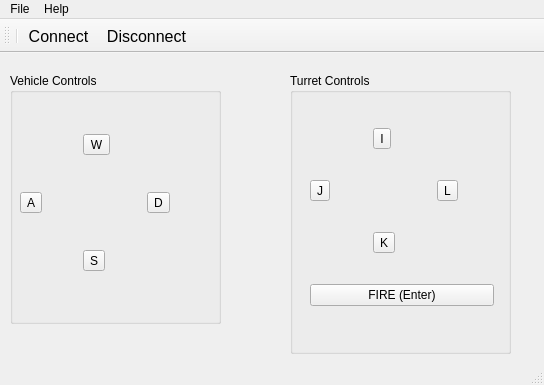
Old version of the form qt/remotecontrol/remotecontrolbase.ui in the repository kc8hfi/mygolfcart.
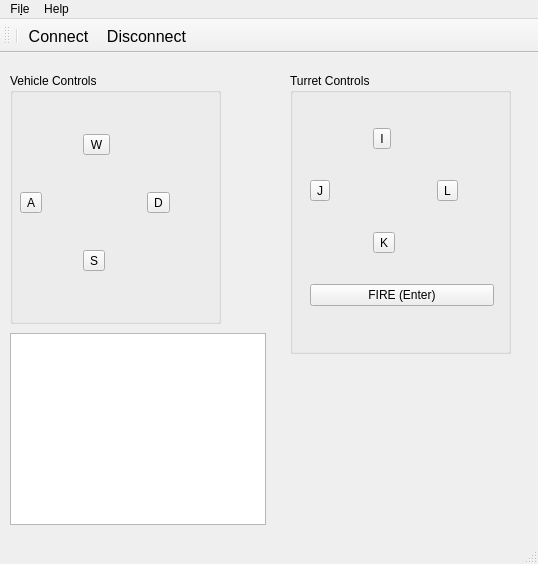
New version of the form. Icons and pictures are not drawn.

```diff
--- a/qt/remotecontrol/remotecontrolbase.ui
+++ b/qt/remotecontrol/remotecontrolbase.ui
@@ -6,8 +6,8 @@
    <rect>
     <x>0</x>
     <y>0</y>
-    <width>544</width>
-    <height>385</height>
+    <width>538</width>
+    <height>564</height>
    </rect>
   </property>
   <property name="windowTitle">
@@ -367,19 +367,29 @@
      </layout>
     </widget>
    </widget>
+   <widget class="QTextBrowser" name="textBrowser">
+    <property name="geometry">
+     <rect>
+      <x>10</x>
+      <y>280</y>
+      <width>256</width>
+      <height>192</height>
+     </rect>
+    </property>
+   </widget>
   </widget>
   <widget class="QMenuBar" name="menubar">
    <property name="geometry">
     <rect>
      <x>0</x>
      <y>0</y>
-     <width>544</width>
-     <height>21</height>
+     <width>538</width>
+     <height>20</height>
     </rect>
    </property>
    <widget class="QMenu" name="menuFile">
     <property name="title">
-     <string>File</string>
+     <string>Fi&amp;le</string>
     </property>
     <addaction name="actionQuit"/>
    </widget>
```
Left out of the diff: 4 changed lines with no effect on the pictures.
